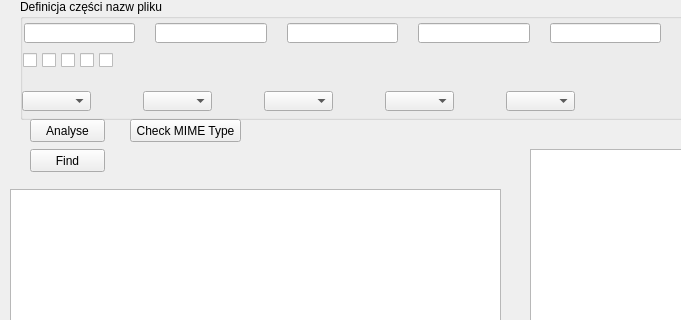
adallpl/Search-Direcotry, file TEST1_IGEKA/mainwindow.ui: the form before one commit; both pictures show x 0 to 681 and y 128 to 448 of the 867 by 699 pixel window.
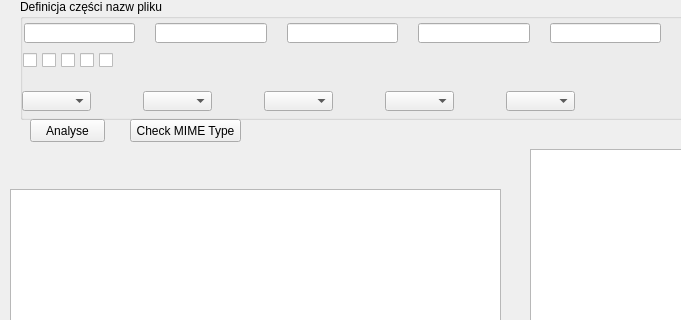
The form after the commit.

The edit to the form file:
```diff
--- a/TEST1_IGEKA/mainwindow.ui
+++ b/TEST1_IGEKA/mainwindow.ui
@@ -523,9 +523,9 @@
    <widget class="QLabel" name="label_Test2">
     <property name="geometry">
      <rect>
-      <x>110</x>
+      <x>10</x>
       <y>260</y>
-      <width>401</width>
+      <width>521</width>
       <height>21</height>
      </rect>
     </property>
@@ -533,20 +533,7 @@
      <string/>
     </property>
    </widget>
-   <widget class="QPushButton" name="pushButton_Find">
-    <property name="geometry">
-     <rect>
-      <x>30</x>
-      <y>260</y>
-      <width>75</width>
-      <height>23</height>
-     </rect>
-    </property>
-    <property name="text">
-     <string>Find</string>
-    </property>
-   </widget>
-   <widget class="QWidget" name="">
+   <widget class="QWidget" name="layoutWidget">
     <property name="geometry">
      <rect>
       <x>40</x>
```
Left out of the diff: 5 changed lines with no effect on the pictures.
